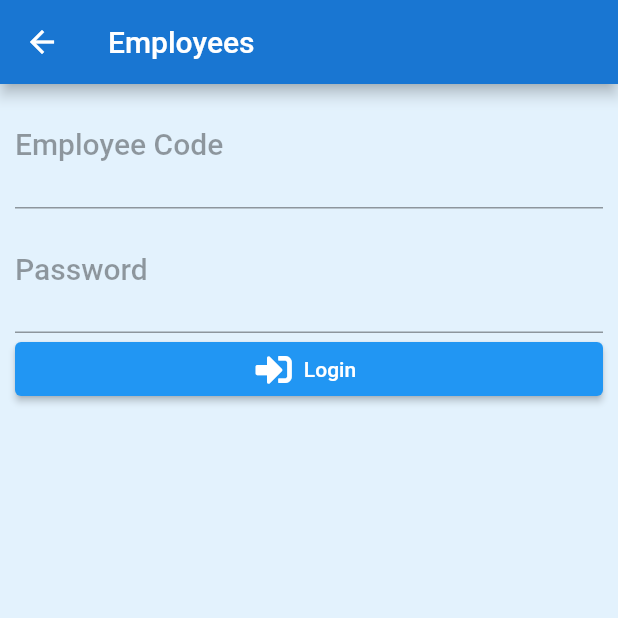
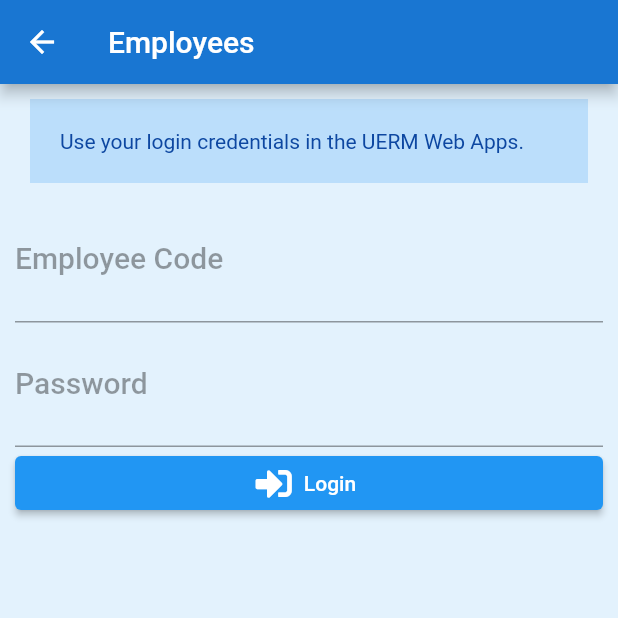
Before and after one commit to jommar/uerm_e_triage, a Flutter app: the EmployeeScreen screen opened by its route, on a phone screen of 412 x 824 dp, the top half of it. Run offline on Flutter 3.47's test engine with Material 2 defaults, Android fonts, the light colour scheme and no system bars; drawn by our look-alikes of flutter_form_builder; our stand-ins replace font_awesome_flutter; statements that could not run were skipped.

Commit message:
minor fix

```diff
--- a/lib/main.dart
+++ b/lib/main.dart
@@ -1,6 +1,7 @@
 import 'package:flutter/material.dart';
 import 'package:font_awesome_flutter/font_awesome_flutter.dart';
 import 'package:provider/provider.dart';
+import 'package:triage/models/AuthProvider.dart';
 import 'package:triage/models/EmployeeProvider.dart';
 import 'package:triage/models/HealthDeclarationProvider.dart';
 import 'package:triage/screens/HealthDeclarationStatusScreen.dart';
@@ -17,6 +18,9 @@ class MyApp extends StatelessWidget {
   Widget build(BuildContext context) {
     return MultiProvider(
       providers: [
+        ChangeNotifierProvider(
+          create: (_) => AuthProvider(),
+        ),
         ChangeNotifierProvider(
           create: (_) => EmployeeProvider(),
         ),
--- /dev/null
+++ b/lib/models/AuthProvider.dart
@@ -0,0 +1,15 @@
+import 'package:flutter/cupertino.dart';
+
+class AuthProvider with ChangeNotifier {
+  String _authName;
+
+  get authName {
+    return _authName;
+  }
+
+  void setName({@required String name}){
+    _authName = name;
+    print(authName);
+    notifyListeners();
+  }
+}
--- a/lib/screens/employee/SearchEmployeeForm.dart
+++ b/lib/screens/employee/SearchEmployeeForm.dart
@@ -3,6 +3,7 @@ import 'package:flutter_form_builder/flutter_form_builder.dart';
 import 'package:font_awesome_flutter/font_awesome_flutter.dart';
 import 'package:provider/provider.dart';
 import 'package:triage/components/UermWidgets.dart';
+import 'package:triage/models/AuthProvider.dart';
 import 'package:triage/models/EmployeeProvider.dart';
 import 'package:triage/models/HealthDeclarationProvider.dart';
 
@@ -56,6 +57,8 @@ class _EmployeeSearchFormState extends State<EmployeeSearchForm> {
   }
 
   _selectEmployee({@required Map employee, BuildContext context}) async {
+    Provider.of<AuthProvider>(context, listen: false)
+        .setName(name: employee['NAME']);
     Provider.of<HealthDeclarationProvider>(context, listen: false)
         .setEmployee(code: employee['CODE']);
     Provider.of<EmployeeProvider>(context, listen: false)
@@ -93,6 +96,17 @@ class _EmployeeSearchFormState extends State<EmployeeSearchForm> {
           crossAxisAlignment: CrossAxisAlignment.stretch,
           mainAxisAlignment: MainAxisAlignment.start,
           children: [
+            Container(
+              padding: EdgeInsets.all(20),
+              margin: EdgeInsets.all(10),
+              color: Colors.blue[100],
+              child: Text(
+                'Use your login credentials in the UERM Web Apps.',
+                style: Theme.of(context).textTheme.bodyText2.copyWith(
+                  color: Colors.blue[900],
+                )
+              ),
+            ),
             FormBuilderTextField(
               attribute: 'code',
               textAlign: TextAlign.center,
```
Also changed, not shown: lib/components/SaveFormWidget.dart (+9 -3 lines), lib/screens/HealthDeclarationStatusScreen.dart (+24 -30 lines).
